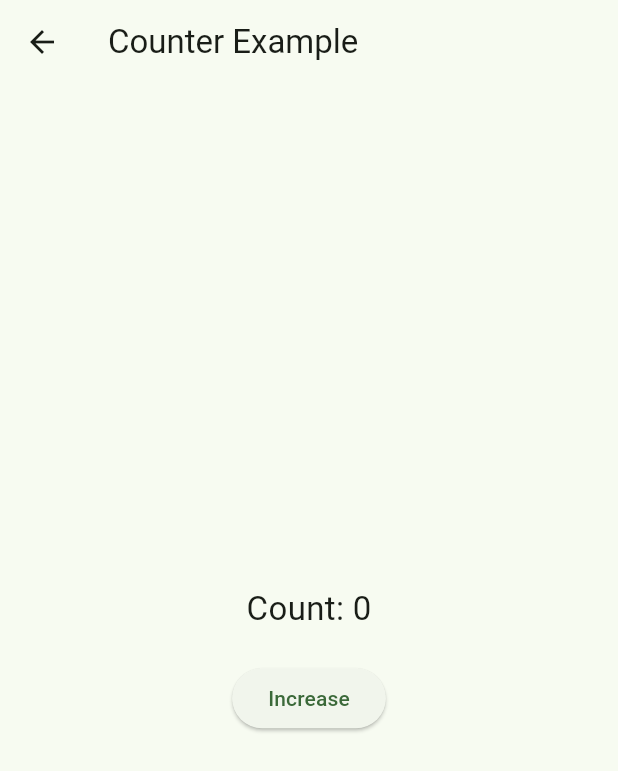
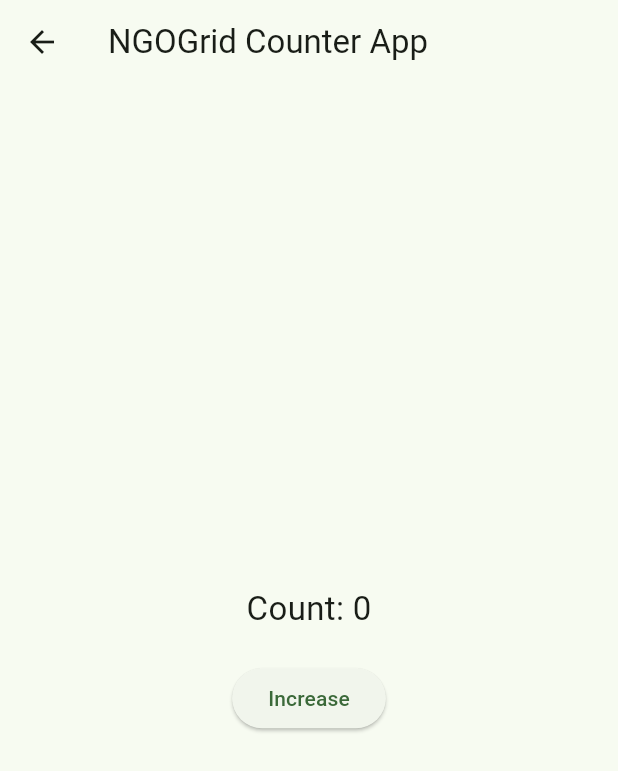
Before and after one commit to kalviumcommunity/S75-0226-NGOGrid-Flutter-FireBase-GoogleCloud, a Flutter app: the CounterScreen screen opened directly, on a phone screen of 412 x 824 dp. Shown: the top 771 px of the screen. Run offline on Flutter 3.47's test engine with Material 3 defaults, Android fonts, the phone set to English and light mode, and no system bars; our stand-ins replace firebase_core; accounts and stored records are empty.

```diff
--- a/ngo_grid_app/lib/screens/counter_screen.dart
+++ b/ngo_grid_app/lib/screens/counter_screen.dart
@@ -13,7 +13,7 @@ class _CounterScreenState extends State<CounterScreen> {
   @override
   Widget build(BuildContext context) {
     return Scaffold(
-      appBar: AppBar(title: const Text("Counter Example")),
+      appBar: AppBar(title: const Text("NGOGrid Counter App")),
       body: Center(
         child: Column(
           mainAxisAlignment: MainAxisAlignment.center,
```
